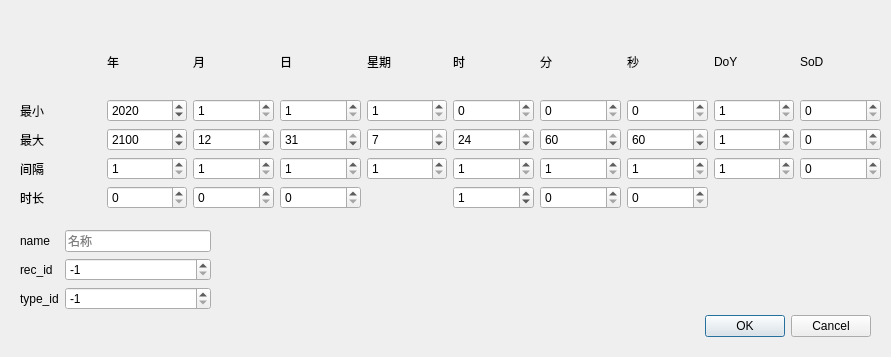
Before: the Qt Designer form Qt_GUI/add_task_gen.ui in XuHg-zjcn/time-manager, drawn with Qt 5.
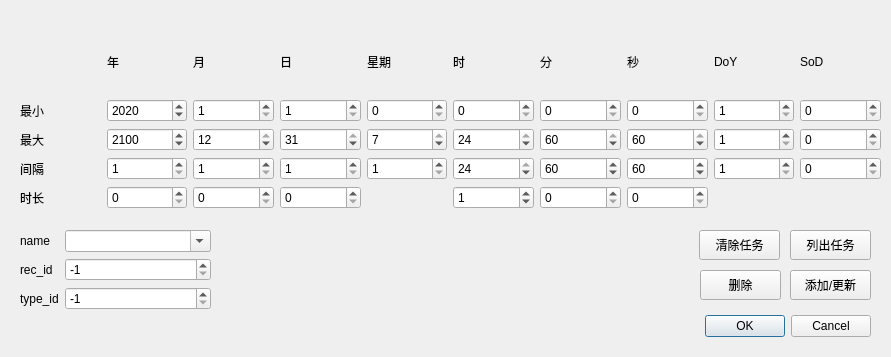
After: the same form once the commit is applied.

Commit message: feat: add_task_gen dialog operate database

Patch:
```diff
--- a/Qt_GUI/add_task_gen.ui
+++ b/Qt_GUI/add_task_gen.ui
@@ -74,6 +74,9 @@
       <property name="minimum">
        <number>1</number>
       </property>
+      <property name="value">
+       <number>60</number>
+      </property>
      </widget>
     </item>
     <item row="3" column="0">
@@ -159,11 +162,14 @@
     <item row="1" column="4">
      <widget class="QSpinBox" name="week_min">
       <property name="minimum">
-       <number>1</number>
+       <number>0</number>
       </property>
       <property name="maximum">
        <number>7</number>
       </property>
+      <property name="value">
+       <number>0</number>
+      </property>
      </widget>
     </item>
     <item row="1" column="3">
@@ -181,6 +187,9 @@
       <property name="minimum">
        <number>1</number>
       </property>
+      <property name="value">
+       <number>60</number>
+      </property>
      </widget>
     </item>
     <item row="3" column="2">
@@ -224,6 +233,9 @@
       <property name="maximum">
        <number>24</number>
       </property>
+      <property name="value">
+       <number>24</number>
+      </property>
      </widget>
     </item>
     <item row="4" column="1">
@@ -537,13 +549,6 @@
       </property>
      </widget>
     </item>
-    <item row="0" column="1">
-     <widget class="QLineEdit" name="lineEdit">
-      <property name="placeholderText">
-       <string>名称</string>
-      </property>
-     </widget>
-    </item>
     <item row="1" column="1">
      <widget class="QSpinBox" name="spinBox">
       <property name="minimum">
@@ -564,8 +569,67 @@
       </property>
      </widget>
     </item>
+    <item row="0" column="1">
+     <widget class="QComboBox" name="name_comb">
+      <property name="editable">
+       <bool>true</bool>
+      </property>
+     </widget>
+    </item>
    </layout>
   </widget>
+  <widget class="QPushButton" name="add_to_db">
+   <property name="geometry">
+    <rect>
+     <x>790</x>
+     <y>270</y>
+     <width>81</width>
+     <height>30</height>
+    </rect>
+   </property>
+   <property name="text">
+    <string>添加/更新</string>
+   </property>
+  </widget>
+  <widget class="QPushButton" name="list_out_tasks">
+   <property name="geometry">
+    <rect>
+     <x>790</x>
+     <y>230</y>
+     <width>81</width>
+     <height>30</height>
+    </rect>
+   </property>
+   <property name="text">
+    <string>列出任务</string>
+   </property>
+  </widget>
+  <widget class="QPushButton" name="pushButton">
+   <property name="geometry">
+    <rect>
+     <x>699</x>
+     <y>230</y>
+     <width>81</width>
+     <height>30</height>
+    </rect>
+   </property>
+   <property name="text">
+    <string>清除任务</string>
+   </property>
+  </widget>
+  <widget class="QPushButton" name="delete_db">
+   <property name="geometry">
+    <rect>
+     <x>700</x>
+     <y>270</y>
+     <width>81</width>
+     <height>30</height>
+    </rect>
+   </property>
+   <property name="text">
+    <string>删除</string>
+   </property>
+  </widget>
  </widget>
  <resources/>
  <connections>
```
Left out of the diff: 36 changed lines with no effect on the pictures. The commit also changes 4 other files.
